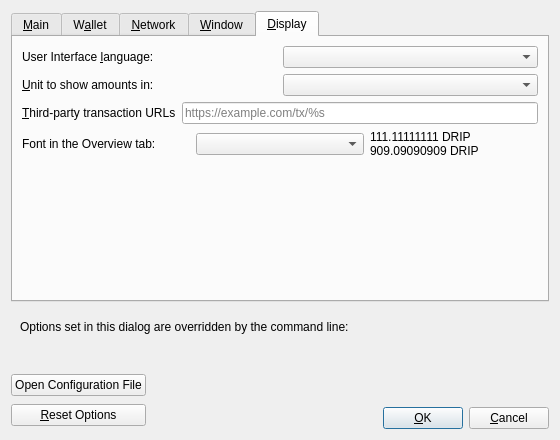
This is src/qt/forms/optionsdialog.ui in Digital-Reserve/DRIP as Qt 5 draws it before an edit. The edited form follows.
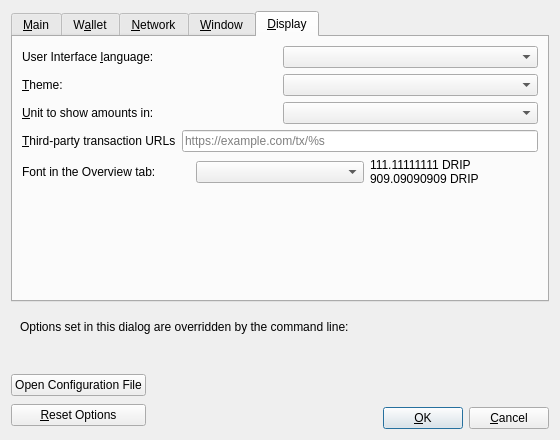
This is the edited form. The open tabs and pages were chosen to show the change. Custom widgets are drawn as their Qt base class.

Patch:
```diff
--- a/src/qt/forms/optionsdialog.ui
+++ b/src/qt/forms/optionsdialog.ui
@@ -710,6 +710,30 @@
          </item>
         </layout>
        </item>
+       <item>
+        <layout class="QHBoxLayout" name="horizontalLayout_Theme_Display">
+         <item>
+          <widget class="QLabel" name="themeLabel">
+           <property name="text">
+            <string>&amp;Theme:</string>
+           </property>
+           <property name="textFormat">
+            <enum>Qt::PlainText</enum>
+           </property>
+           <property name="buddy">
+            <cstring>theme</cstring>
+           </property>
+          </widget>
+         </item>
+         <item>
+          <widget class="QComboBox" name="theme">
+           <property name="toolTip">
+            <string>Choose the color theme for the application interface.</string>
+           </property>
+          </widget>
+         </item>
+        </layout>
+       </item>
        <item>
         <layout class="QHBoxLayout" name="horizontalLayout_2_Display">
          <item>
```
